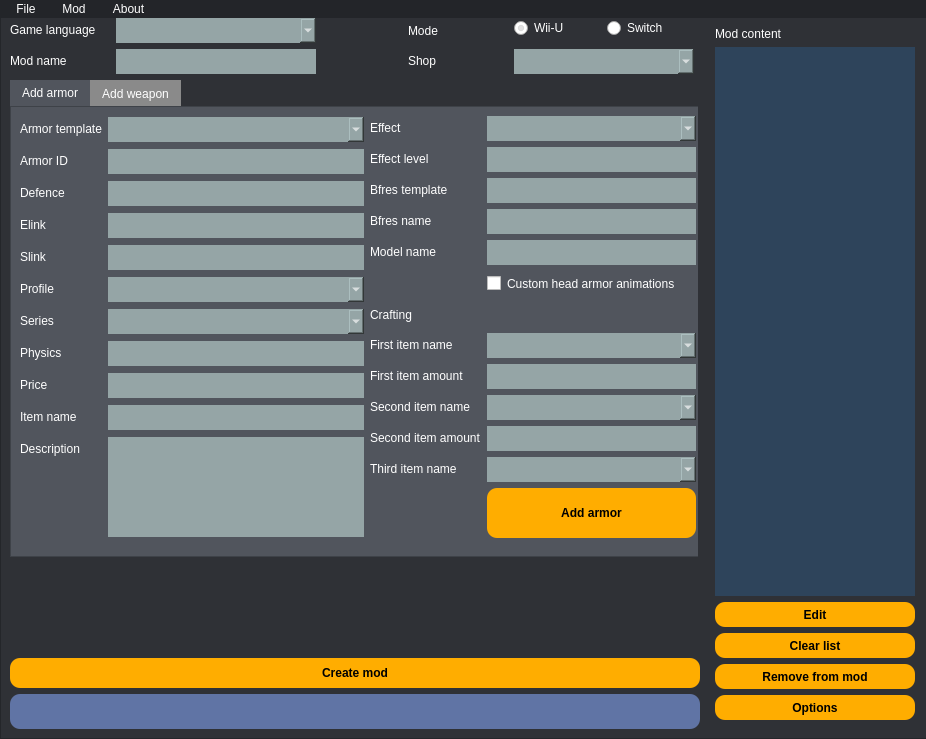
The window that pyqt/main_window_black.ui (SolidLink95/Standalone_Item_Creator_for_BOTW) describes before a commit, drawn with Qt 5.
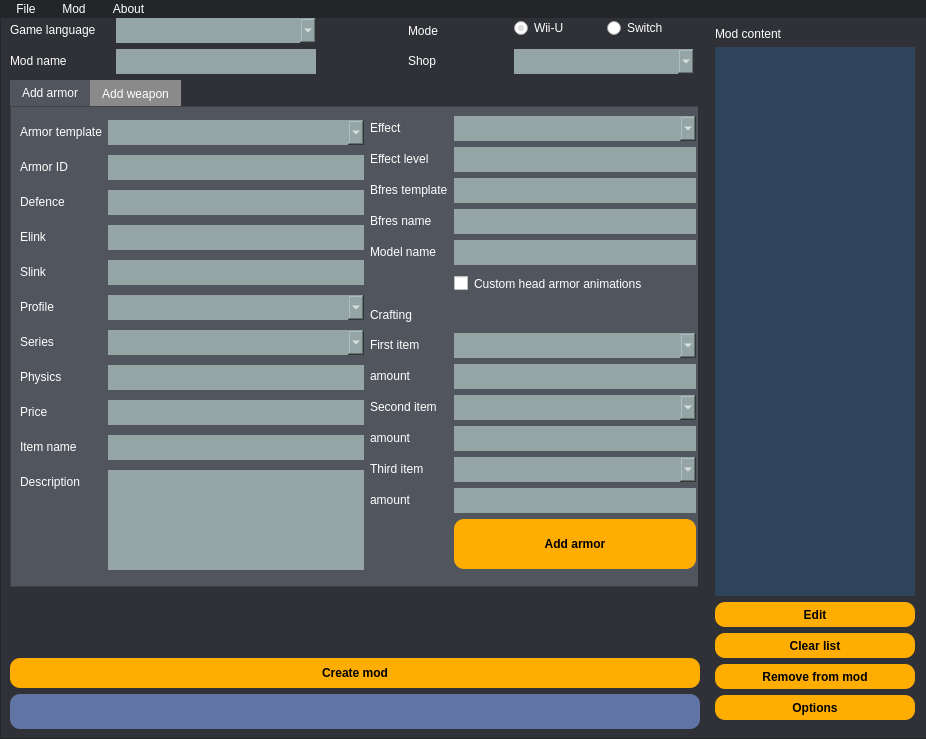
The same window after the commit. Icons and pictures are not drawn.

Commit message: Fixing crafting req. item3_n

The edit to the form file:
```diff
--- a/pyqt/main_window_black.ui
+++ b/pyqt/main_window_black.ui
@@ -243,7 +243,7 @@
              <x>0</x>
              <y>0</y>
              <width>696</width>
-             <height>451</height>
+             <height>481</height>
             </rect>
            </property>
            <property name="styleSheet">
@@ -679,7 +679,7 @@
               <item row="7" column="0">
                <widget class="QLabel" name="label_17">
                 <property name="text">
-                 <string>First item name</string>
+                 <string>First item</string>
                 </property>
                </widget>
               </item>
@@ -696,7 +696,7 @@
               <item row="8" column="0">
                <widget class="QLabel" name="label_18">
                 <property name="text">
-                 <string>First item amount</string>
+                 <string>amount</string>
                 </property>
                </widget>
               </item>
@@ -719,7 +719,7 @@
               <item row="9" column="0">
                <widget class="QLabel" name="label_20">
                 <property name="text">
-                 <string>Second item name</string>
+                 <string>Second item</string>
                 </property>
                </widget>
               </item>
@@ -736,7 +736,7 @@
               <item row="10" column="0">
                <widget class="QLabel" name="label_21">
                 <property name="text">
-                 <string>Second item amount</string>
+                 <string>amount</string>
                 </property>
                </widget>
               </item>
@@ -759,7 +759,7 @@
               <item row="11" column="0">
                <widget class="QLabel" name="label_23">
                 <property name="text">
-                 <string>Third item name</string>
+                 <string>Third item</string>
                 </property>
                </widget>
               </item>
@@ -773,7 +773,7 @@
                 </property>
                </widget>
               </item>
-              <item row="12" column="1">
+              <item row="13" column="1">
                <widget class="QPushButton" name="Add_armor">
                 <property name="minimumSize">
                  <size>
@@ -792,6 +792,29 @@
                 </property>
                </widget>
               </item>
+              <item row="12" column="1">
+               <widget class="QLineEdit" name="item3_n">
+                <property name="minimumSize">
+                 <size>
+                  <width>0</width>
+                  <height>25</height>
+                 </size>
+                </property>
+                <property name="maximumSize">
+                 <size>
+                  <width>16777215</width>
+                  <height>25</height>
+                 </size>
+                </property>
+               </widget>
+              </item>
+              <item row="12" column="0">
+               <widget class="QLabel" name="label_22">
+                <property name="text">
+                 <string>amount</string>
+                </property>
+               </widget>
+              </item>
              </layout>
             </item>
            </layout>
```
The commit also changes 1 other file.
